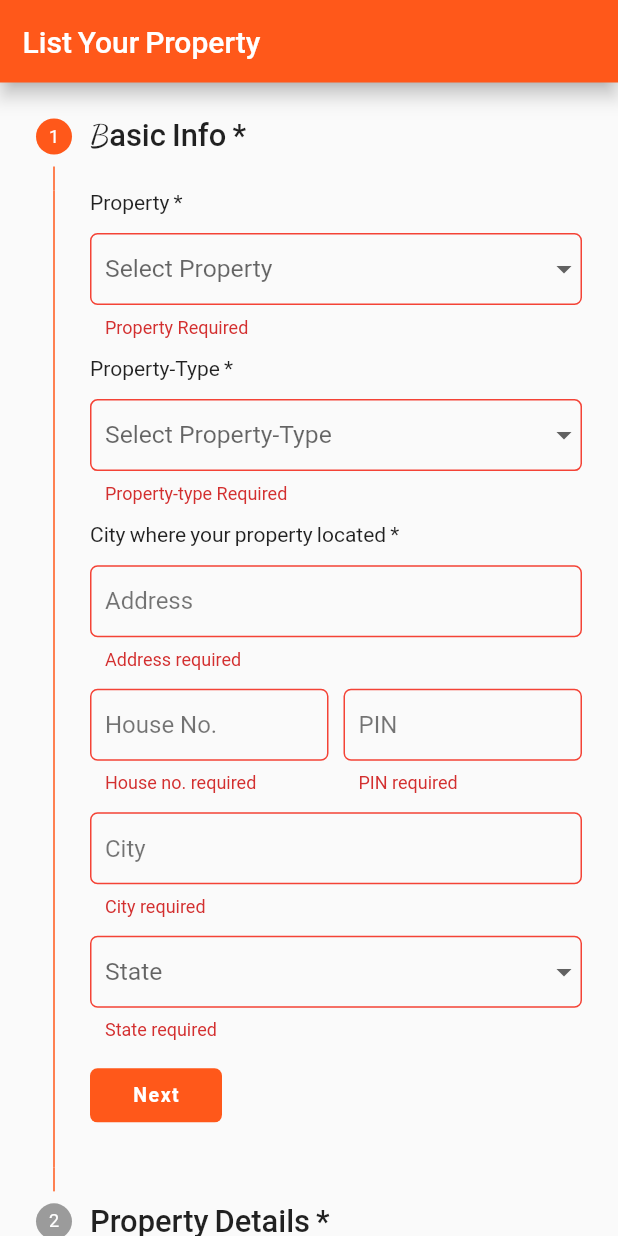
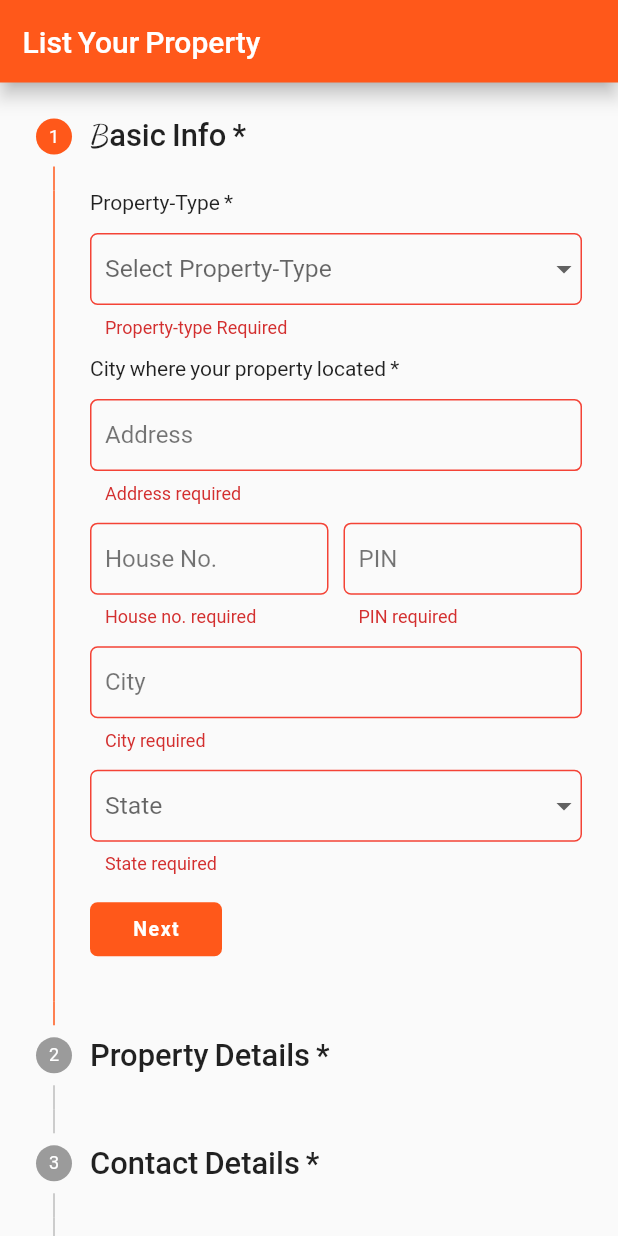
Before and after one commit to mohitpraja/ask4rent, a Flutter app: the AddPropertyView screen opened directly, after a tap on "Next", on a phone screen of 412 x 824 dp. Run offline on Flutter 3.47's test engine with Material 2 defaults, Android fonts, the phone set to English and light mode, and no system bars; our stand-ins replace animated_text_kit, cached_network_image, cloud_firestore, firebase_auth, firebase_core, firebase_storage and 12 more; accounts and stored records are empty; Roboto replaces fonts that are missing (Alata).

Commit message:
add property added to firebase

```diff
--- a/lib/core/global/typography.dart
+++ b/lib/core/global/typography.dart
@@ -71,4 +71,14 @@ class AppStyle {
       fontFamily: ubuntu,
       fontSize: Get.width * 0.04,
       fontWeight: FontWeight.w500);
+  static TextStyle ownerSeekerStyle1 = TextStyle(
+      fontSize: Get.width * 0.045,
+      color: Colors.grey,
+      fontFamily: ubuntu,
+      fontWeight: FontWeight.w600);
+  static TextStyle ownerSeekerStyle2 = TextStyle(
+      fontSize: Get.width * 0.04,
+      color: Colors.grey,
+      fontFamily: ubuntu,
+      fontWeight: FontWeight.w500);
 }
--- a/lib/core/localDB/cities.dart
+++ b/lib/core/localDB/cities.dart
@@ -1076,7 +1076,7 @@ Map<String, List<Map<String, String>>> popularLocalities = {
       "city": 'Sadashiva Nagar',
       "description":
           'Sadashiva Nagar has grown to attract many homebuyers as one of the most affluent neighborhoods in the city of Bangalore',
-      "image": 'assets/city/bengluru/sadashivnagar.jpg'
+      "image": 'assets/city/bengluru/sadashivanagar.jpg'
     },
     {
       "city": 'Bellandur',
--- a/lib/core/widgets/card_component.dart
+++ b/lib/core/widgets/card_component.dart
@@ -27,6 +27,7 @@ class CardComponent extends StatelessWidget {
           padding: innerPadding ?? const EdgeInsets.symmetric(horizontal: 16, vertical: 16),
           decoration: BoxDecoration(
             color: backgroundColor ?? white,
+            border: Border.all(color: primaryColor.withOpacity(0.1)),
             borderRadius: BorderRadius.circular(12),
             boxShadow:  const [
               BoxShadow(
--- a/lib/feature/dashboardPages/addProperty/controller/add_property_controller.dart
+++ b/lib/feature/dashboardPages/addProperty/controller/add_property_controller.dart
@@ -1,3 +1,8 @@
+import 'package:ask4rent/core/global/globals.dart';
+import 'package:ask4rent/core/routes.dart';
+import 'package:ask4rent/core/widgets/custom_dialog.dart';
+import 'package:ask4rent/core/widgets/custom_loader.dart';
+import 'package:ask4rent/services/firebase/firebase.dart';
 import 'package:flutter/material.dart';
 import 'package:get/get.dart';
 
@@ -12,14 +17,26 @@ class AddPropertyController extends GetxController {
   RxDouble commissionAmt = (0.0).obs;
   RxDouble receiveRent = (0.0).obs;
 
+  TextEditingController propertyType = TextEditingController();
+  TextEditingController address = TextEditingController();
+  TextEditingController houseNum = TextEditingController();
+  TextEditingController pin = TextEditingController();
+  TextEditingController city = TextEditingController();
+  TextEditingController state = TextEditingController();
+  TextEditingController area = TextEditingController();
+  TextEditingController furnishingStatus = TextEditingController();
+  TextEditingController propertyDescription = TextEditingController();
+  TextEditingController phone = TextEditingController();
+  TextEditingController email = TextEditingController();
+  TextEditingController rent = TextEditingController();
+
   getRentVal(value) {
     houseRent.value = value.isEmpty || value == null ? 0 : int.parse(value);
     commissionAmt.value = (int.parse(value) * 5) / 100;
     receiveRent.value = int.parse(value) - commissionAmt.value;
   }
 
-  Widget uploadImages = Column(
-    children:[
+  Widget uploadImages = Column(children: [
     Row(
       children: [
         Expanded(
@@ -48,4 +65,28 @@ class AddPropertyController extends GetxController {
       ],
     ),
   ]);
+  addProperty() {
+    checkInternet(() {
+      CustomLoader().loader();
+      Fbase.addProperty(
+          propertyType.text,
+          address.text,
+          houseNum.text,
+          pin.text,
+          city.text,
+          state.text,
+          area.text,
+          furnishingStatus.text,
+          propertyDescription.text,
+          phone.text,
+          email.text,
+          rent.text);
+    }).then((value) {
+      Get.back();
+      CustomDialog(
+        descText: 'Your property added successfully',
+        btnOkOnPress: () => Get.offAllNamed(Routes.dashboard),
+      ).success();
+    });
+  }
 }
--- a/lib/feature/dashboardPages/addProperty/view/add_property_view.dart
+++ b/lib/feature/dashboardPages/addProperty/view/add_property_view.dart
@@ -61,39 +61,43 @@ class AddPropertyView extends GetView<AddPropertyController> {
                           child: Column(
                             crossAxisAlignment: CrossAxisAlignment.start,
                             children: [
-                              Text(
-                                'Property *',
-                                style: AppStyle.listPropSubHeading,
-                              ),
-                              commonSpace1(),
-                              CustomDropDown(
-                                hintText: 'Select Property',
-                                borderColor: lightBlack,
-                                onChanged: (p0) {},
-                                items: [
-                                  'Residental Property',
-                                  'Commercial Property',
-                                  'PG Property',
-                                ].map((e) {
-                                  return DropdownMenuItem<String>(
-                                      value: e,
-                                      child: Text(e,
-                                          style: TextStyle(
-                                              color: lightBlack,
-                                              fontFamily: alata,
-                                              fontSize: 15)));
-                                }).toList(),
-                                validator: (value) =>
-                                    isValid(value, 'Property Required'),
-                              ),
-                              commonSpace1(),
+                              // Text(
+                              //   'Property *',
+                              //   style: AppStyle.listPropSubHeading,
+                              // ),
+                              // commonSpace1(),
+                              // CustomDropDown(
+                              //   hintText: 'Select Property',
+                              //   borderColor: lightBlack,
+                              //   onChanged: (p0) {},
+                              //   items: [
+                              //     'Residental Property',
+                              //     'Commercial Property',
+                              //     'PG Property',
+                              //   ].map((e) {
+                              //     return DropdownMenuItem<String>(
+                              //         value: e,
+                              //         child: Text(e,
+                              //             style: TextStyle(
+                              //                 color: lightBlack,
+                              //                 fontFamily: alata,
+                              //                 fontSize: 15)));
+                              //   }).toList(),
+                              //   validator: (value) =>
+                              //       isValid(value, 'Property Required'),
+                              // ),
+                              // commonSpace1(),
                               Text('Property-Type *',
                                   style: AppStyle.listPropSubHeading),
                               commonSpace1(),
                               CustomDropDown(
                                 hintText: 'Select Property-Type',
                                 borderColor: lightBlack,
-                                onChanged: (p0) {},
+                                onChanged: (p0) {
+                                  controller.propertyType.text=p0!;
+                                  debugPrint(controller.propertyType.text);
+                                },
+
                                 items: [
                                   'Appartment',
                                   'Shop',
@@ -119,6 +123,7 @@ class AddPropertyView extends GetView<AddPropertyController> {
                               commonSpace1(),
                               CustomTextFormField(
                                 hintText: 'Address',
+                                onchanged: (p0) =>  controller.address.text=p0,
                                 validator: (value) =>
                                     isValid(value, 'Address required'),
                               ),
@@ -128,6 +133,7 @@ class AddPropertyView extends GetView<AddPropertyController> {
                                   Expanded(
                                       child: CustomTextFormField(
                                     hintText: 'House No.',
+                                    onchanged: (p0) =>  controller.houseNum.text=p0,
                                     validator: (value) =>
                                         isValid(value, 'House no. required'),
                                   )),
@@ -137,6 +143,7 @@ class AddPropertyView extends GetView<AddPropertyController> {
                                   Expanded(
                                       child: CustomTextFormField(
                                     hintText: 'PIN',
+                                    onchanged: (p0) =>  controller.pin.text=p0,
                                     inputType: TextInputType.number,
                                     validator: (value) =>
                                         isValid(value, 'PIN required'),
@@ -146,6 +153,7 @@ class AddPropertyView extends GetView<AddPropertyController> {
                               commonSpace1(),
                               CustomTextFormField(
                                 hintText: 'City',
+                                onchanged: (p0) =>  controller.city.text=p0,
                                 validator: (value) =>
                                     isValid(value, 'City required'),
                               ),
@@ -153,7 +161,9 @@ class AddPropertyView extends GetView<AddPropertyController> {
                               CustomDropDown(
                                 hintText: 'State',
                                 borderColor: lightBlack,
-                                onChanged: (p0) {},
+                                onChanged: (p0) {
+                                   controller.state.text=p0!;
+                                },
                                 items: states.map((e) {
                                   return DropdownMenuItem<String>(
                                       value: e,
@@ -206,6 +216,7 @@ class AddPropertyView extends GetView<AddPropertyController> {
                               CustomTextFormField(
                                 inputType: TextInputType.number,
                                 hintText: 'Area in Sqft',
+                                onchanged: (p0) =>  controller.area.text=p0,
                                 validator: (value) =>
                                     isValid(value, 'Area required'),
                               ),
@@ -216,7 +227,9 @@ class AddPropertyView extends GetView<AddPropertyController> {
                               CustomDropDown(
                                 hintText: 'Furnishing Status',
                                 borderColor: lightBlack,
-                                onChanged: (p0) {},
+                                onChanged: (p0) {
+                                   controller.furnishingStatus.text=p0!;
+                                },
                                 items: [
                                   'Unfurnished',
                                   'Semi-furnished',
@@ -239,6 +252,7 @@ class AddPropertyView extends GetView<AddPropertyController> {
                               commonSpace1(),
                               CustomTextFormField(
                                 hintText: 'Add Property Details',
+                                onchanged: (p0) =>  controller.propertyDescription.text=p0,
                                 maxLines: 5,
                                 contentPadding: const EdgeInsets.all(10),
                                 validator: (value) => isValid(
@@ -298,16 +312,17 @@ class AddPropertyView extends GetView<AddPropertyController> {
                             CustomTextFormField(
                               hintText: 'Contact Number',
                               inputType: TextInputType.number,
+                              onchanged: (p0) =>  controller.phone.text=p0,
                               maxLength: 10,
-                              validator: (value) =>
-                                  isValid(value, 'Contact Number required'),
+                              validator: (value) =>phoneValidator(value),
                             ),
                             commonSpace1(),
                             Text('Email Address',
                                 style: AppStyle.listPropSubHeading),
                             commonSpace1(),
-                            const CustomTextFormField(
+                             CustomTextFormField(
                               hintText: 'Email Address',
+                              onchanged: (p0) =>  controller.email.text=p0,
                               inputType: TextInputType.emailAddress,
                             ),
                             commonSpace1(),
@@ -326,7 +341,7 @@ class AddPropertyView extends GetView<AddPropertyController> {
                                   title: 'Next',
                                   onPress: () {
                                     if (controller
-                                        .propertyDetailsFormKey.currentState!
+                                        .contactDetailsFormKey.currentState!
                                         .validate()) {
                                       controller.currentStep.value < 3
                                           ? controller.currentStep.value += 1
@@ -366,8 +381,10 @@ class AddPropertyView extends GetView<AddPropertyController> {
                               hintText: 'Expected Month Rent',
                               inputType: TextInputType.number,
                               maxLength: 5,
-                              onchanged: (value) =>
-                                  controller.getRentVal(value),
+                              onchanged: (value){
+                                  controller.rent.text=value;
+                                  controller.getRentVal(value);
+                                  },
                               validator: (value) =>
                                   isValid(value, 'Monthly Rent required'),
                             ),
@@ -500,7 +517,9 @@ class AddPropertyView extends GetView<AddPropertyController> {
                                 CustomElevatedButton(
                                   title: 'Click here to Upload'.toUpperCase(),
                                   padding: 0,
-                                  onPress: () {},
+                                  onPress: () {
+
+                                  },
                                 ),
                               ],
                             ),
@@ -508,6 +527,7 @@ class AddPropertyView extends GetView<AddPropertyController> {
                           commonSpace(),
                         //  controller.uploadImages
                           Row(
+                            mainAxisAlignment: MainAxisAlignment.center,
                               children: [
                                 CustomOutlineButton(
                                   onPress: () {
@@ -521,6 +541,7 @@ class AddPropertyView extends GetView<AddPropertyController> {
                                 CustomElevatedButton(
                                   title: 'Submit',
                                  onPress: () {
+                                  controller.addProperty();
 
                                  },
                                 )
--- a/lib/feature/dashboardPages/home/controller/home_controller.dart
+++ b/lib/feature/dashboardPages/home/controller/home_controller.dart
@@ -4,8 +4,8 @@ import 'package:ask4rent/core/global/colors.dart';
 import 'package:ask4rent/core/global/fonts.dart';
 import 'package:ask4rent/core/global/global_var.dart';
 import 'package:ask4rent/core/localDB/cities.dart';
-import 'package:ask4rent/core/widgets/custom_scroll_glow_remover.dart';
 import 'package:ask4rent/core/widgets/nodatafound.dart';
+import 'package:ask4rent/core/widgets/scrollglowremover.dart';
 import 'package:ask4rent/services/firebase/firebase.dart';
 import 'package:cloud_firestore/cloud_firestore.dart';
 import 'package:flutter/material.dart';
--- a/lib/feature/forgot/view/forgot_view.dart
+++ b/lib/feature/forgot/view/forgot_view.dart
@@ -7,7 +7,7 @@ import 'package:ask4rent/core/widgets/custom_loader.dart';
 import 'package:ask4rent/core/widgets/custom_white_appbar.dart';
 import 'package:ask4rent/core/widgets/custom_elevatedbutton.dart';
 import 'package:ask4rent/core/widgets/custom_textform.dart';
-import 'package:ask4rent/core/widgets/custom_scroll_glow_remover.dart';
+import 'package:ask4rent/core/widgets/scrollglowremover.dart';
 import 'package:ask4rent/feature/forgot/controller/forgot_controller.dart';
 import 'package:ask4rent/services/firebase/firebase.dart';
 import 'package:flutter/material.dart';
--- a/lib/feature/login/view/login_view.dart
+++ b/lib/feature/login/view/login_view.dart
@@ -7,7 +7,7 @@ import 'package:ask4rent/core/widgets/apptitle.dart';
 import 'package:ask4rent/core/widgets/custom_elevatedbutton.dart';
 import 'package:ask4rent/core/widgets/custom_passwordfield.dart';
 import 'package:ask4rent/core/widgets/custom_textform.dart';
-import 'package:ask4rent/core/widgets/custom_scroll_glow_remover.dart';
+import 'package:ask4rent/core/widgets/scrollglowremover.dart';
 import 'package:ask4rent/feature/login/controller/login_cont.dart';
 import 'package:ask4rent/services/firebase/firebase.dart';
 import 'package:flutter/material.dart';
--- a/lib/feature/ownerSeeker/controller/owner_seeker_controller.dart
+++ b/lib/feature/ownerSeeker/controller/owner_seeker_controller.dart
@@ -1,3 +1,4 @@
+import 'package:ask4rent/core/global/fonts.dart';
 import 'package:ask4rent/feature/ownerseekpages/owner/view/owner_view.dart';
 import 'package:ask4rent/feature/ownerseekpages/seeker/view/seeker_view.dart';
 import 'package:flutter/material.dart';
@@ -9,12 +10,12 @@ class OwnerSeekerController extends GetxController {
     Tab(
         child: Text(
       'As owner',
-      style: TextStyle(fontSize: Get.width * 0.05, color: Colors.black54),
+      style: TextStyle(fontSize: Get.width * 0.05, color: Colors.black54,fontFamily: alata),
     )),
     Tab(
         child: Text(
       'As seeker',
-      style: TextStyle(fontSize: Get.width * 0.05, color: Colors.black54),
+      style: TextStyle(fontSize: Get.width * 0.05, color: Colors.black54,fontFamily: alata),
     )),
   ];
 }
--- a/lib/feature/ownerSeeker/view/owner_seeker_view.dart
+++ b/lib/feature/ownerSeeker/view/owner_seeker_view.dart
@@ -1,4 +1,6 @@
 import 'package:ask4rent/core/global/colors.dart';
+import 'package:ask4rent/core/global/fonts.dart';
+import 'package:ask4rent/core/widgets/scrollglowremover.dart';
 import 'package:ask4rent/feature/ownerSeeker/controller/owner_seeker_controller.dart';
 import 'package:flutter/material.dart';
 import 'package:get/get.dart';
@@ -18,7 +20,7 @@ class OwnerSeekerView extends GetView<OwnerSeekerController> {
                 Get.back();
               },
               child: Icon(Icons.arrow_back, color: white, size: 25)),
-          title: const Text('Dashboard'),
+          title:  Text('Dashboard',style: TextStyle(fontFamily: alata),),
           bottom: PreferredSize(
             preferredSize: const Size.fromHeight(60),
             child: Material(
@@ -34,7 +36,7 @@ class OwnerSeekerView extends GetView<OwnerSeekerController> {
             ),
           ),
         ),
-        body: TabBarView(children: controller.tabPages),
+        body: ScrollGlowRemover(child: TabBarView(children: controller.tabPages)),
       ),
     );
   }
--- a/lib/feature/signup/view/signup_view.dart
+++ b/lib/feature/signup/view/signup_view.dart
@@ -9,7 +9,7 @@ import 'package:ask4rent/core/widgets/custom_white_appbar.dart';
 import 'package:ask4rent/core/widgets/custom_elevatedbutton.dart';
 import 'package:ask4rent/core/widgets/custom_passwordfield.dart';
 import 'package:ask4rent/core/widgets/custom_textform.dart';
-import 'package:ask4rent/core/widgets/custom_scroll_glow_remover.dart';
+import 'package:ask4rent/core/widgets/scrollglowremover.dart';
 import 'package:ask4rent/feature/signup/controller/signup_controller.dart';
 import 'package:ask4rent/services/firebase/firebase.dart';
 import 'package:flutter/material.dart';
```
Also changed, not shown: lib/feature/dashboardPages/home/view/home_view.dart (+5 -3 lines), lib/feature/ownerseekpages/owner/view/owner_view.dart (+37 -54 lines), lib/services/firebase/firebase.dart (+26 -5 lines), lib/core/widgets/scrollglowremover.dart (renamed from lib/core/widgets/custom_scroll_glow_remover.dart).
